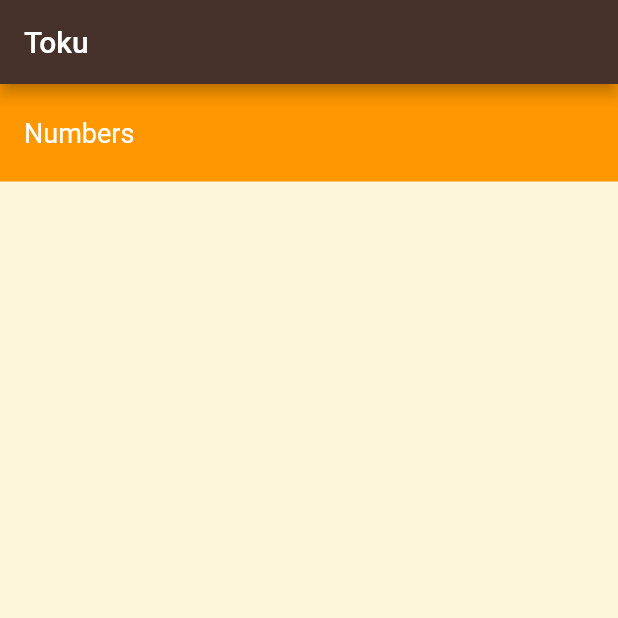
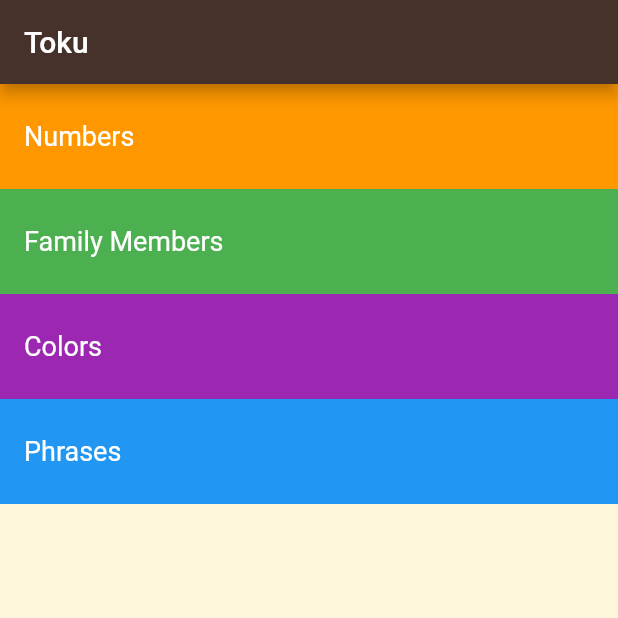
Before and after one commit to ImadDz-7/Toku-Language-Learning-App, a Flutter app: the screen it shows after launch, on a phone screen of 412 x 824 dp, the top half of it. Run offline on Flutter 3.47's test engine with Material 2 defaults, Android fonts, the phone set to English and light mode, and no system bars.

Commit message:
Duplicate the same design for the other Categories ( Family members, Colors, Phrases).

```diff
--- a/lib/main.dart
+++ b/lib/main.dart
@@ -23,10 +23,52 @@ class TokuApp extends StatelessWidget {
               alignment: Alignment.centerLeft,
               padding: const EdgeInsets.only(left: 16),
               width: double.infinity,
-              height: 65,
+              height: 70,
               color: Colors.orange,
               child: const Text(
                 'Numbers',
+                style: TextStyle(
+                  color: Colors.white,
+                  fontSize: 18,
+                ),
+              ),
+            ),
+            Container(
+              alignment: Alignment.centerLeft,
+              padding: const EdgeInsets.only(left: 16),
+              width: double.infinity,
+              height: 70,
+              color: Colors.green,
+              child: const Text(
+                'Family Members',
+                style: TextStyle(
+                  color: Colors.white,
+                  fontSize: 18,
+                ),
+              ),
+            ),
+            Container(
+              alignment: Alignment.centerLeft,
+              padding: const EdgeInsets.only(left: 16),
+              width: double.infinity,
+              height: 70,
+              color: Colors.purple,
+              child: const Text(
+                'Colors',
+                style: TextStyle(
+                  color: Colors.white,
+                  fontSize: 18,
+                ),
+              ),
+            ),
+            Container(
+              alignment: Alignment.centerLeft,
+              padding: const EdgeInsets.only(left: 16),
+              width: double.infinity,
+              height: 70,
+              color: Colors.blue,
+              child: const Text(
+                'Phrases',
                 style: TextStyle(
                   color: Colors.white,
                   fontSize: 18,
```
